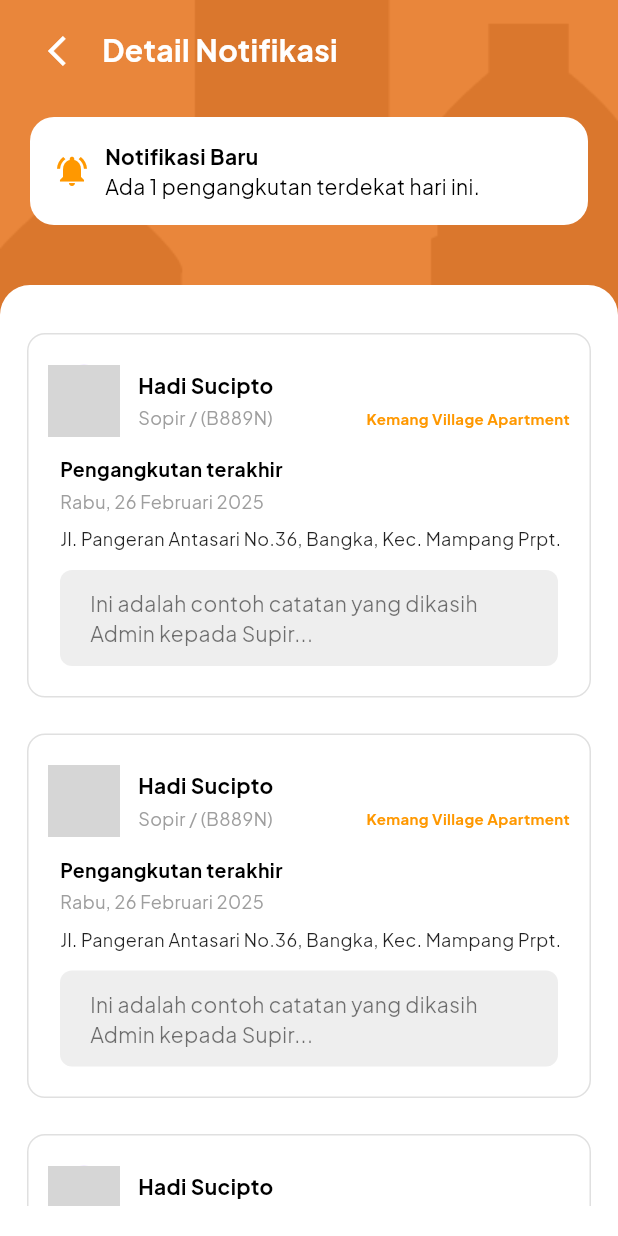
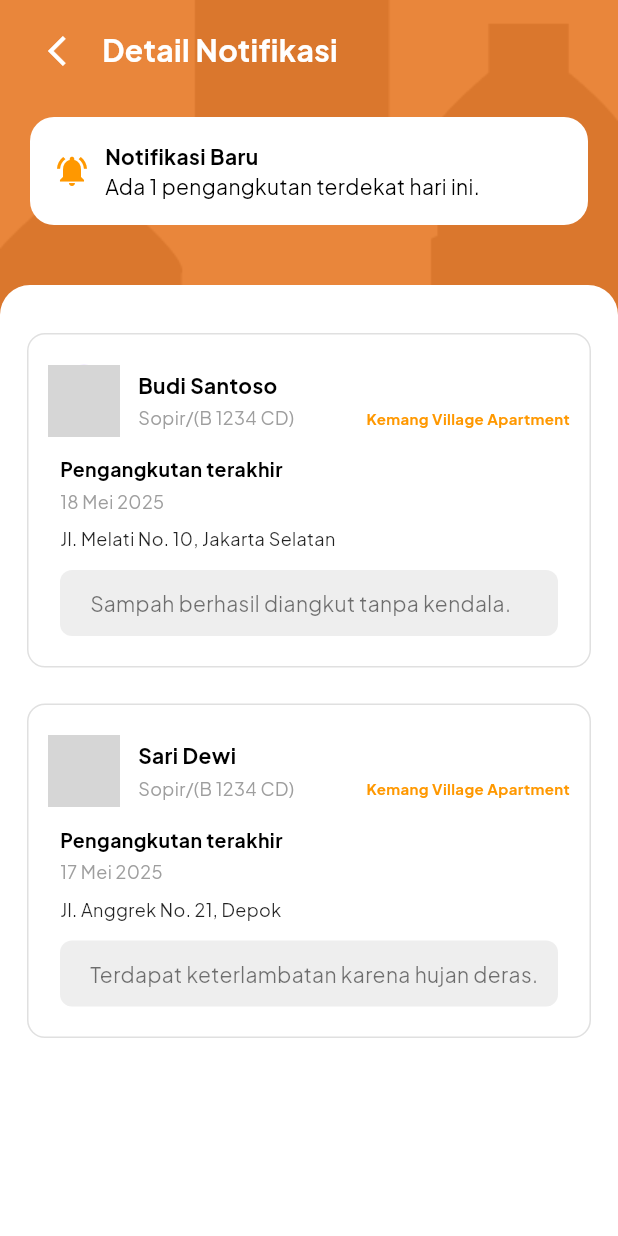
Before and after one commit to azzahrarinaldi/bersihku-app, a Flutter app: the NotificationScreen screen opened directly, on a phone screen of 412 x 824 dp. Run offline on Flutter 3.47's test engine with Material 3 defaults, Android fonts, the light colour scheme and no system bars; our stand-ins replace cloud_firestore, firebase_auth, firebase_core, firebase_storage, geocoding, geolocator and 4 more; accounts and stored records are empty; grey boxes are pictures that could not be loaded.

Commit message:
modularisasi notification_screen

```diff
--- a/lib/controller/guide_controller.dart
+++ b/lib/controller/guide_controller.dart
@@ -43,23 +43,18 @@ class GuideController extends GetxController {
       "width": "150",
     },
     {
-      "text": "9. Di sini terdapat history/pengangkutan terbaru",
-      "imagePath": "assets/images/history-card.png",
-      "width": "150",
-    },
-    {
-      "text": "10. Tentunya di Dashboard ada Navigation Bar, yg berisi Home(Beranda), History, Profile",
+      "text": "9. Tentunya di Dashboard ada Navigation Bar, yg berisi Home(Beranda), History, Profile",
       "imagePath": "assets/images/bottom-nav-bar-image.png",
       "width": "200",
     },
     {
-      "text": "11. Di History berisi history pengangkutan sampah user mulai dari yg terbaru sampai beberapa bulan lalu",
-      "imagePath": "assets/images/history-card.png",
+      "text": "10. Di History berisi history pengangkutan sampah user mulai dari yg terbaru sampai beberapa bulan lalu",
+      "imagePath": "assets/images/history-card (2).png",
       "width": "150",
     },
     {
-      "text": "12. Di sini terdapat history/pengangkutan terbaru",
-      "imagePath": "assets/images/history-card.png",
+      "text": "11. Di Profile berisi biodata diri seperti nama, email,dll. Tentu nya kita bisa mengubah biodata kita",
+      "imagePath": "assets/images/profile-screen.png",
       "width": "150",
     },
   ];
--- /dev/null
+++ b/lib/controller/notification_controller.dart
@@ -0,0 +1,45 @@
+import 'package:bersihku/models/notification_model.dart';
+import 'package:get/get.dart';
+
+class NotificationController extends GetxController {
+  var notifications = <NotificationModel>[].obs;
+
+  @override
+  void onInit() {
+    super.onInit();
+    loadInitialData();
+  }
+
+  void loadInitialData() {
+    notifications.addAll([
+      NotificationModel(
+        profileImage: "assets/images/profile1.png",
+        name: "Budi Santoso",
+        roleAndPlate: "Sopir/(B 1234 CD)",
+        location: "Kemang Village Apartment",
+        date: "18 Mei 2025",
+        address: "Jl. Melati No. 10, Jakarta Selatan",
+        notes: "Sampah berhasil diangkut tanpa kendala.",
+        isNew: true,
+      ),
+      NotificationModel(
+        profileImage: "assets/images/profile2.png",
+        name: "Sari Dewi",
+        roleAndPlate: "Sopir/(B 1234 CD)",
+        location: "Kemang Village Apartment",
+        date: "17 Mei 2025",
+        address: "Jl. Anggrek No. 21, Depok",
+        notes: "Terdapat keterlambatan karena hujan deras.",
+        isNew: false,
+      ),
+    ]);
+  }
+
+  void addNotification(NotificationModel notif) {
+    notifications.insert(0, notif); // Tambahkan di atas
+  }
+
+  void clearAll() {
+    notifications.clear();
+  }
+}
--- a/lib/controller/profile_user_controller.dart
+++ b/lib/controller/profile_user_controller.dart
@@ -4,11 +4,13 @@ import 'package:cloud_firestore/cloud_firestore.dart';
 import 'package:firebase_auth/firebase_auth.dart';
 import 'package:firebase_storage/firebase_storage.dart';
 import 'package:get/get.dart';
+import 'package:google_sign_in/google_sign_in.dart';
 
 class ProfileUserController extends GetxController {
   final FirebaseAuth _auth = FirebaseAuth.instance;
   final FirebaseFirestore _firestore = FirebaseFirestore.instance;
   final FirebaseStorage _storage = FirebaseStorage.instance;
+   final GoogleSignIn _googleSignIn = GoogleSignIn();
 
   var user = Rxn<UserModel>();
   var profileImageUrl = RxnString();
@@ -54,7 +56,14 @@ class ProfileUserController extends GetxController {
 
   // Logout
   Future<void> logoutAndRedirect() async {
-  await _auth.signOut();
-  Get.offAll(() => const LoginScreen());
+    try {
+      // Logout dari Google SignIn juga
+      await _googleSignIn.signOut();
+    } catch (e) {
+      print('Error signing out from Google: $e');
+    }
+
+    await _auth.signOut();
+    Get.offAll(() => const LoginScreen());
+  }
 }
-}
--- /dev/null
+++ b/lib/models/notification_model.dart
@@ -0,0 +1,21 @@
+class NotificationModel {
+  final String profileImage;
+  final String name;
+  final String roleAndPlate;
+  final String location;
+  final String date;
+  final String address;
+  final String notes;
+  final bool isNew;
+
+  NotificationModel({
+    required this.profileImage,
+    required this.name,
+    required this.roleAndPlate,
+    required this.location,
+    required this.date,
+    required this.address,
+    required this.notes,
+    this.isNew = false,
+  });
+}
--- a/lib/ui/user-front/home-user/notification/components/notif_card.dart
+++ b/lib/ui/user-front/home-user/notification/components/notif_card.dart
@@ -1,26 +1,10 @@
+import 'package:bersihku/models/notification_model.dart';
 import 'package:flutter/material.dart';
 
 class NotificationCard extends StatelessWidget {
-  final String profileImage;
-  final String name;
-  final String roleAndPlate;
-  final String location;
-  final String date;
-  final String address;
-  final String notes;
-  final bool isNew;
+  final NotificationModel data;
 
-  const NotificationCard({
-    Key? key,
-    required this.profileImage,
-    required this.name,
-    required this.roleAndPlate,
-    required this.location,
-    required this.date,
-    required this.address,
-    required this.notes,
-    this.isNew = false,
-  }) : super(key: key);
+  const NotificationCard({Key? key, required this.data}) : super(key: key);
 
   @override
   Widget build(BuildContext context) {
@@ -42,7 +26,7 @@ class NotificationCard extends StatelessWidget {
             children: [
               CircleAvatar(
                 radius: 24,
-                backgroundImage: AssetImage(profileImage),
+                backgroundImage: AssetImage(data.profileImage),
               ),
               const SizedBox(width: 12),
               Expanded(
@@ -50,26 +34,26 @@ class NotificationCard extends StatelessWidget {
                   crossAxisAlignment: CrossAxisAlignment.start,
                   children: [
                     Text(
-                      name,
+                      data.name,
                       style: const TextStyle(
                         fontWeight: FontWeight.bold,
                         fontSize: 14,
-                        color: Colors.black
+                        color: Colors.black,
                       ),
                     ),
-                    const SizedBox(height: 4), // jarak kecil
+                    const SizedBox(height: 4),
                     Row(
                       mainAxisAlignment: MainAxisAlignment.spaceBetween,
                       children: [
                         Text(
-                          roleAndPlate,
+                          data.roleAndPlate,
                           style: const TextStyle(
                             color: Colors.grey,
                             fontSize: 12,
                           ),
                         ),
                         Text(
-                          location,
+                          data.location,
                           style: const TextStyle(
                             color: Colors.orange,
                             fontWeight: FontWeight.bold,
@@ -84,30 +68,36 @@ class NotificationCard extends StatelessWidget {
             ],
           ),
           const SizedBox(height: 12),
-          Padding(
-            padding: const EdgeInsets.only(left: 8.0),
+          const Padding(
+            padding: EdgeInsets.only(left: 8.0),
             child: Text(
               "Pengangkutan terakhir",
-              style: const TextStyle(
-                  fontWeight: FontWeight.bold,
-                  fontSize: 13,
-                  color: Colors.black),
+              style: TextStyle(
+                fontWeight: FontWeight.bold,
+                fontSize: 13,
+                color: Colors.black,
+              ),
             ),
           ),
           const SizedBox(height: 4),
           Padding(
             padding: const EdgeInsets.only(left: 8.0),
-            child: Text(date, style: const TextStyle(color: Colors.grey, fontSize: 12)),
+            child: Text(
+              data.date,
+              style: const TextStyle(color: Colors.grey, fontSize: 12),
+            ),
           ),
           const SizedBox(height: 8),
           Padding(
             padding: const EdgeInsets.only(left: 8.0),
-            child: Text(address,
-                style: const TextStyle(color: Colors.black87, fontSize: 12)),
+            child: Text(
+              data.address,
+              style: const TextStyle(color: Colors.black87, fontSize: 12),
+            ),
           ),
           const SizedBox(height: 12),
           Padding(
-             padding: const EdgeInsets.only(left: 8.0, right:  8.0),
+            padding: const EdgeInsets.symmetric(horizontal: 8.0),
             child: Container(
               width: double.infinity,
               padding: const EdgeInsets.all(12),
@@ -116,9 +106,9 @@ class NotificationCard extends StatelessWidget {
                 borderRadius: BorderRadius.circular(8),
               ),
               child: Padding(
-                padding: const EdgeInsets.only(left: 8.0), // Menjorokkan teks notes
+                padding: const EdgeInsets.only(left: 8.0),
                 child: Text(
-                  notes,
+                  data.notes,
                   style: const TextStyle(color: Colors.black54),
                 ),
               ),
--- a/lib/ui/user-front/home-user/notification/notification_screen.dart
+++ b/lib/ui/user-front/home-user/notification/notification_screen.dart
@@ -1,6 +1,8 @@
+import 'package:bersihku/controller/notification_controller.dart';
+import 'package:flutter/material.dart';
+import 'package:get/get.dart';
 import 'package:bersihku/const.dart';
 import 'package:bersihku/ui/user-front/home-user/notification/components/notif_card.dart';
-import 'package:flutter/material.dart';
 
 class NotificationScreen extends StatefulWidget {
   const NotificationScreen({super.key});
@@ -10,6 +12,8 @@ class NotificationScreen extends StatefulWidget {
 }
 
 class _NotificationScreenState extends State<NotificationScreen> {
+  final notifController = Get.put(NotificationController());
+
   @override
   Widget build(BuildContext context) {
     return Scaffold(
@@ -31,28 +35,30 @@ class _NotificationScreenState extends State<NotificationScreen> {
             child: Column(
               crossAxisAlignment: CrossAxisAlignment.start,
               children: [
+                // Header
                 Padding(
-                  padding: EdgeInsets.symmetric(horizontal: 20, vertical: 10),
+                  padding: const EdgeInsets.symmetric(horizontal: 20, vertical: 10),
                   child: Row(
                     children: [
                       IconButton(
                         onPressed: () {
                           Navigator.pop(context);
                         },
-                        icon: Icon(Icons.arrow_back_ios, color: Colors.white,)
-                        ),
-                      Text(
+                        icon: const Icon(Icons.arrow_back_ios, color: Colors.white),
+                      ),
+                      const Text(
                         "Detail Notifikasi",
                         style: TextStyle(
-                            fontSize: 20,
-                            fontWeight: FontWeight.bold,
-                            color: Colors.white),
+                          fontSize: 20,
+                          fontWeight: FontWeight.bold,
+                          color: Colors.white,
+                        ),
                       ),
                     ],
                   ),
                 ),
 
-                // Info atas (TETAP di background putih)
+                // Info atas (kotak putih)
                 Padding(
                   padding: const EdgeInsets.symmetric(horizontal: 20, vertical: 10),
                   child: Container(
@@ -64,16 +70,18 @@ class _NotificationScreenState extends State<NotificationScreen> {
                     ),
                     child: Row(
                       children: [
-                        const Icon(Icons.notifications_active,
-                            color: Colors.orange),
-                            SizedBox(width: 10,),
+                        const Icon(Icons.notifications_active, color: Colors.orange),
+                        const SizedBox(width: 10),
                         Expanded(
                           child: Column(
                             crossAxisAlignment: CrossAxisAlignment.start,
-                            children: [
+                            children: const [
                               Text(
                                 "Notifikasi Baru",
-                                style: TextStyle(color: Colors.black, fontWeight: FontWeight.bold),
+                                style: TextStyle(
+                                  color: Colors.black,
+                                  fontWeight: FontWeight.bold,
+                                ),
                               ),
                               Text(
                                 "Ada 1 pengangkutan terdekat hari ini.",
@@ -89,56 +97,32 @@ class _NotificationScreenState extends State<NotificationScreen> {
 
                 const SizedBox(height: 30),
 
-                // Expanded scroll area
+                // Area scroll notifikasi
                 Expanded(
                   child: Container(
-                    padding: EdgeInsets.symmetric(vertical: 20),
+                    padding: const EdgeInsets.symmetric(vertical: 20),
                     decoration: const BoxDecoration(
                       color: Colors.white,
                       borderRadius: BorderRadius.vertical(
                         top: Radius.circular(20),
                       ),
                     ),
-                    child: ListView(
-                      padding: const EdgeInsets.symmetric(
-                          horizontal: 18),
-                      children: [
-                        NotificationCard(
-                          profileImage: "assets/images/profile.png",
-                          name: "Hadi Sucipto",
-                          roleAndPlate: "Sopir / (B889N)",
-                          location: "Kemang Village Apartment",
-                          date: "Rabu, 26 Februari 2025",
-                          address:
-                              "Jl. Pangeran Antasari No.36, Bangka, Kec. Mampang Prpt.",
-                          notes:
-                              "Ini adalah contoh catatan yang dikasih Admin kepada Supir...",
-                          isNew: true,
-                        ),
-                        NotificationCard(
-                          profileImage: "assets/images/profile.png",
-                          name: "Hadi Sucipto",
-                          roleAndPlate: "Sopir / (B889N)",
-                          location: "Kemang Village Apartment",
-                          date: "Rabu, 26 Februari 2025",
-                          address:
-                              "Jl. Pangeran Antasari No.36, Bangka, Kec. Mampang Prpt.",
-                          notes:
-                              "Ini adalah contoh catatan yang dikasih Admin kepada Supir...",
-                        ),
-                        NotificationCard(
-                          profileImage: "assets/images/profile.png",
-                          name: "Hadi Sucipto",
-                          roleAndPlate: "Sopir / (B889N)",
-                          location: "Kemang Village Apartment",
-                          date: "Rabu, 26 Februari 2025",
-                          address:
-                              "Jl. Pangeran Antasari No.36, Bangka, Kec. Mampang Prpt.",
-                          notes:
-                              "Ini adalah contoh catatan yang dikasih Admin kepada Supir...",
-                        ),
-                      ],
-                    ),
+                    child: Obx(() {
+                      if (notifController.notifications.isEmpty) {
+                        return const Center(
+                          child: Text("Belum ada notifikasi"),
+                        );
+                      }
+                      return ListView.builder(
+                        padding: const EdgeInsets.symmetric(horizontal: 18),
+                        itemCount: notifController.notifications.length,
+                        itemBuilder: (context, index) {
+                          return NotificationCard(
+                            data: notifController.notifications[index],
+                          );
+                        },
+                      );
+                    }),
                   ),
                 ),
               ],
```
Also changed, not shown: assets/images/history-card (2).png (added), assets/images/profile-screen.png (added), lib/ui/user-front/profile-user/profile-user-screen/profile_screen.dart (line endings or trailing spaces), lib/ui/user-front/profile-user/settings/settings_screen.dart (line endings or trailing spaces), lib/ui/user-front/succes-screen/succes_screen.dart (line endings or trailing spaces), 4 other files.
